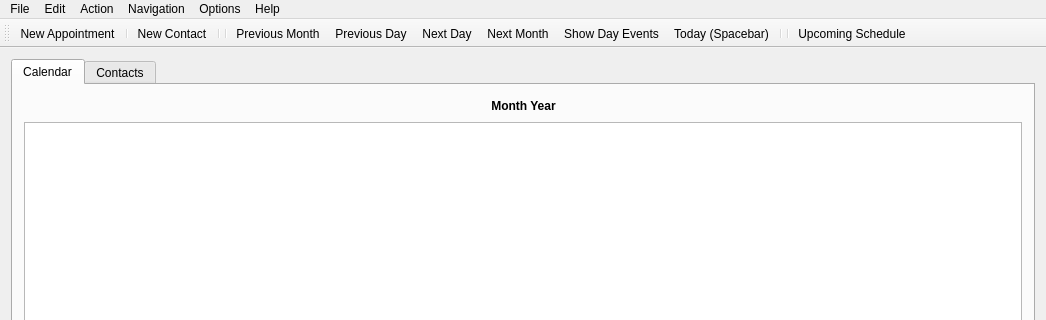
Above: src/mainwindow.ui from lxqt/organizer before the change; both pictures show x 0 to 1046 and y 0 to 320 of the 1046 by 671 pixel window. Below: the same form after it.
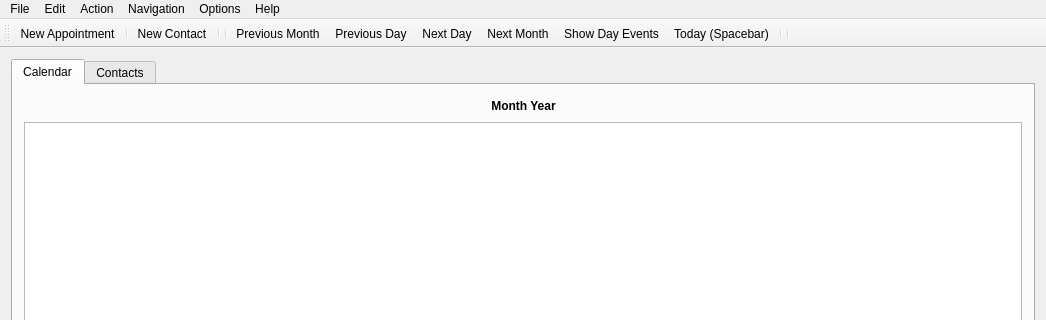
That is the form after the change. Icons and pictures are not drawn.

Patch:
```diff
--- a/src/mainwindow.ui
+++ b/src/mainwindow.ui
@@ -206,7 +206,6 @@
    <addaction name="actionToday"/>
    <addaction name="separator"/>
    <addaction name="separator"/>
-   <addaction name="actionUpcoming_Schedule"/>
   </widget>
   <widget class="QStatusBar" name="statusBar"/>
   <action name="actionExit">
```
Left out of the diff: 100 changed lines with no effect on the pictures.
